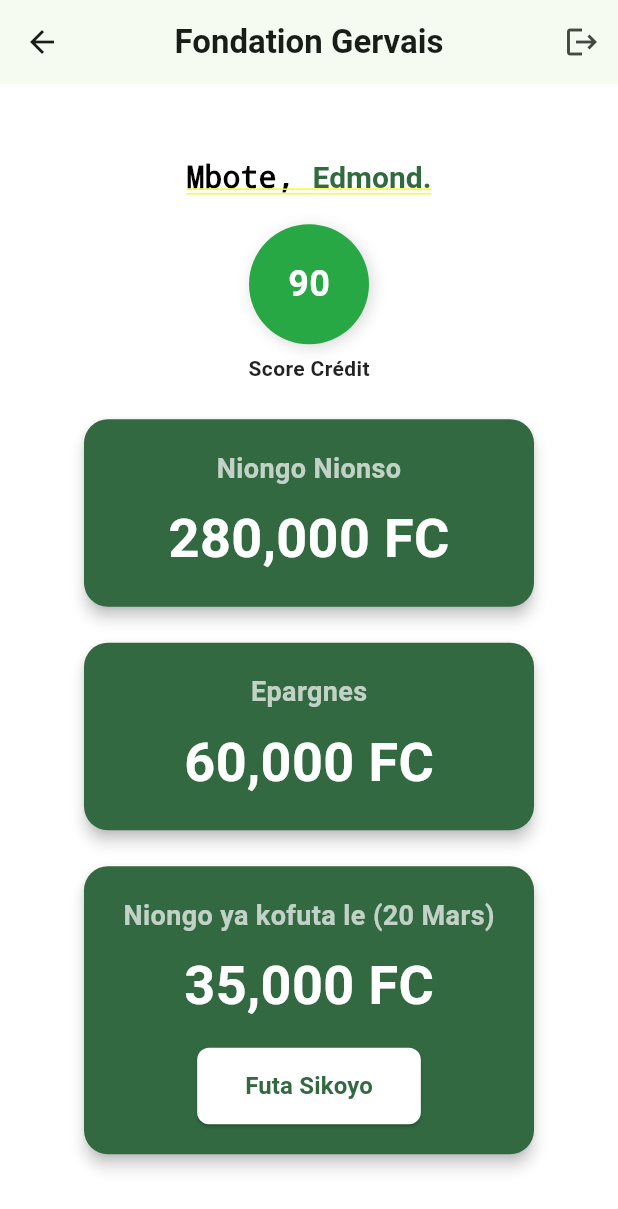
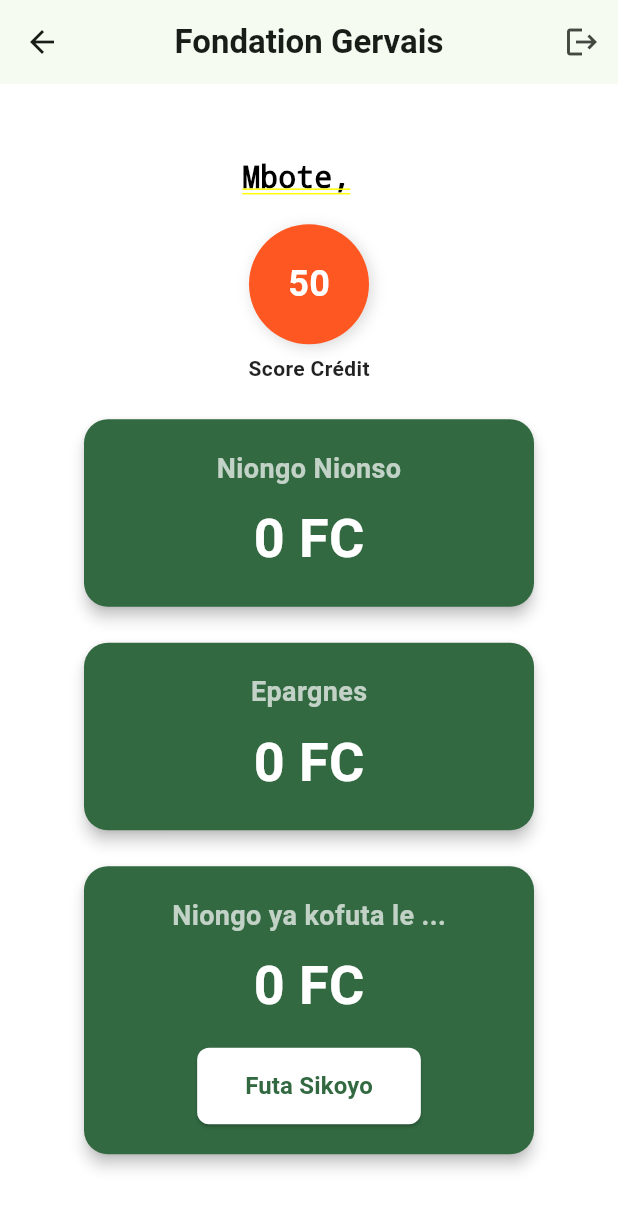
Before and after one commit to EdmondMbadu/kank_user, a Flutter app: the PortalPage screen opened by its route, on a phone screen of 412 x 824 dp. Shown: the top 1209 px of the screen. Run offline on Flutter 3.47's test engine with Material 3 defaults, Android fonts, the light colour scheme and no system bars; our stand-ins replace cloud_firestore, firebase_core; accounts and stored records are empty; Roboto replaces fonts that are missing (Helvetica).

Commit message:
now can fetch the data in the android, next step with ios

```diff
--- a/lib/portal_page.dart
+++ b/lib/portal_page.dart
@@ -3,7 +3,30 @@ import 'package:flutter/material.dart';
 class PortalPage extends StatelessWidget {
   const PortalPage({Key? key}) : super(key: key);
 
-  // Helper function to map credit score to a specific color range
+  // Helper: parse an int from dynamic (handles int or string)
+  int _asInt(dynamic value, [int defaultValue = 0]) {
+    if (value == null) return defaultValue;
+    if (value is int) return value; // Already an int
+    if (value is String) {
+      return int.tryParse(value) ?? defaultValue;
+    }
+    // If it's something else (double, bool, etc.), fallback
+    return defaultValue;
+  }
+
+  // Helper: parse a double from dynamic (handles int, double, or string)
+  double _asDouble(dynamic value, [double defaultValue = 0.0]) {
+    if (value == null) return defaultValue;
+    if (value is double) return value;
+    if (value is int) return value.toDouble();
+    if (value is String) {
+      return double.tryParse(value) ?? defaultValue;
+    }
+    // If it's something else, fallback
+    return defaultValue;
+  }
+
+  // Helper to map credit score to a specific color range
   Color _getScoreColor(int value) {
     if (value < 50) {
       return const Color.fromRGBO(255, 0, 0, 1); // red
@@ -22,11 +45,32 @@ class PortalPage extends StatelessWidget {
 
   @override
   Widget build(BuildContext context) {
-    // Sample data
-    final String remainingBalance = "280,000 FC";
-    final String savings = "60,000 FC";
-    final String minPayment = "35,000 FC";
-    final int creditScore = 90; // e.g., range from 0-100 or 0-999
+    // 1) Grab the client doc data from the route arguments
+    final Map<String, dynamic>? clientData =
+        ModalRoute.of(context)?.settings.arguments as Map<String, dynamic>?;
+
+    // 2) Safely extract fields
+    final firstName = clientData?['firstName'] ?? '';
+    final lastName = clientData?['lastName'] ?? '';
+
+    final creditScore = _asInt(clientData?['creditScore'], 50);
+
+    final amountToPay = _asDouble(clientData?['amountToPay'], 0.0);
+    final savingsVal = _asDouble(clientData?['savings'], 0.0);
+
+    // Payment period range might be string or int
+    final paymentPeriod = _asDouble(clientData?['paymentPeriodRange'], 1.0);
+
+    // Min payment = total debt / paymentPeriod
+    final double minPaymentVal = // Explicit type can also help clarity
+        (paymentPeriod == 0) ? 0.0 : amountToPay / paymentPeriod;
+
+    // Format for display
+    final debtLeftText =
+        '${_formatNumber(amountToPay)} FC'; // Also use interpolation here
+    final savingsText = '${_formatNumber(savingsVal)} FC'; // And here
+    // FIX 2: Use string interpolation instead of +
+    final minPaymentText = '${_formatNumber(minPaymentVal)} FC';
 
     return Scaffold(
       appBar: AppBar(
@@ -39,7 +83,7 @@ class PortalPage extends StatelessWidget {
           IconButton(
             icon: const Icon(Icons.logout),
             onPressed: () {
-              // Navigate back to the login page
+              // Navigate back to login
               Navigator.pushReplacementNamed(context, '/');
             },
           ),
@@ -50,7 +94,7 @@ class PortalPage extends StatelessWidget {
           child: Column(
             mainAxisAlignment: MainAxisAlignment.center,
             children: [
-              // Greeting
+              // Greeting: "Mbote, {firstName lastName}"
               RichText(
                 text: TextSpan(
                   style: DefaultTextStyle.of(
@@ -59,7 +103,7 @@ class PortalPage extends StatelessWidget {
                   children: [
                     const TextSpan(text: "Mbote, "),
                     TextSpan(
-                      text: "Edmond.",
+                      text: "$firstName $lastName",
                       style: TextStyle(
                         color: Theme.of(context).colorScheme.primary,
                         fontWeight: FontWeight.bold,
@@ -70,14 +114,13 @@ class PortalPage extends StatelessWidget {
               ),
               const SizedBox(height: 20),
 
-              // Credit Score Circle + Label
+              // Credit Score Circle
               Column(
                 children: [
                   Container(
                     width: 80,
                     height: 80,
                     decoration: BoxDecoration(
-                      // Dynamically color the circle:
                       color: _getScoreColor(creditScore),
                       shape: BoxShape.circle,
                       boxShadow: [
@@ -94,13 +137,12 @@ class PortalPage extends StatelessWidget {
                         style: const TextStyle(
                           fontSize: 24,
                           fontWeight: FontWeight.bold,
-                          color: Colors.white, // White text for contrast
+                          color: Colors.white,
                         ),
                       ),
                     ),
                   ),
                   const SizedBox(height: 6),
-                  // The label: “Score Crédit”
                   const Text(
                     "Score Crédit",
                     style: TextStyle(
@@ -113,24 +155,23 @@ class PortalPage extends StatelessWidget {
               ),
               const SizedBox(height: 20),
 
-              // Card 1: Niongo (Debt)
+              // Card 1: Niongo Nionso (debt)
               _buildInfoCard(
                 context,
                 title: "Niongo Nionso",
-                amount: remainingBalance,
-                // Optionally include an icon or subtext inside if you like
+                amount: debtLeftText,
               ),
               const SizedBox(height: 16),
 
-              // Card 2: Epargnes (Savings)
-              _buildInfoCard(context, title: "Epargnes", amount: savings),
+              // Card 2: Epargnes (savings)
+              _buildInfoCard(context, title: "Epargnes", amount: savingsText),
               const SizedBox(height: 16),
 
-              // Card 3: Next Payment (Niongo ya kofuta le ...)
+              // Card 3: Next Payment
               _buildNextPaymentCard(
                 context,
-                title: "Niongo ya kofuta le (20 Mars)",
-                amount: minPayment,
+                title: "Niongo ya kofuta le ...",
+                amount: minPaymentText,
               ),
             ],
           ),
@@ -139,7 +180,7 @@ class PortalPage extends StatelessWidget {
     );
   }
 
-  /// Reusable card for Niongo / Epargnes
+  /// Reusable card
   Widget _buildInfoCard(
     BuildContext context, {
     required String title,
@@ -148,7 +189,7 @@ class PortalPage extends StatelessWidget {
     return Card(
       elevation: 4,
       shape: RoundedRectangleBorder(borderRadius: BorderRadius.circular(16)),
-      color: Theme.of(context).colorScheme.primary, // bright green
+      color: Theme.of(context).colorScheme.primary,
       child: Container(
         width: 300,
         padding: const EdgeInsets.symmetric(vertical: 20, horizontal: 16),
@@ -177,7 +218,7 @@ class PortalPage extends StatelessWidget {
     );
   }
 
-  /// Next Payment Card with "Futa Sikoyo" button
+  /// Next Payment Card
   Widget _buildNextPaymentCard(
     BuildContext context, {
     required String title,
@@ -186,7 +227,7 @@ class PortalPage extends StatelessWidget {
     return Card(
       elevation: 4,
       shape: RoundedRectangleBorder(borderRadius: BorderRadius.circular(16)),
-      color: Theme.of(context).colorScheme.primary, // bright green
+      color: Theme.of(context).colorScheme.primary,
       child: Container(
         width: 300,
         padding: const EdgeInsets.symmetric(vertical: 20, horizontal: 16),
@@ -210,8 +251,6 @@ class PortalPage extends StatelessWidget {
               ),
             ),
             const SizedBox(height: 16),
-
-            // "Futa Sikoyo" action button
             ElevatedButton(
               style: ElevatedButton.styleFrom(
                 backgroundColor: Colors.white,
@@ -237,4 +276,14 @@ class PortalPage extends StatelessWidget {
       ),
     );
   }
+
+  /// Quick number formatter
+  String _formatNumber(double value) {
+    // In real apps, prefer using package:intl => NumberFormat("#,###").format(value)
+    final str = value.toStringAsFixed(0);
+    return str.replaceAllMapped(
+      RegExp(r'(\d)(?=(\d{3})+(?!\d))'),
+      (match) => '${match[1]},',
+    );
+  }
 }
--- a/pubspec.yaml
+++ b/pubspec.yaml
@@ -34,6 +34,8 @@ dependencies:
   # The following adds the Cupertino Icons font to your application.
   # Use with the CupertinoIcons class for iOS style icons.
   cupertino_icons: ^1.0.8
+  firebase_core: ^3.13.0
+  cloud_firestore: ^5.6.6  # <-- add this line
 
 dev_dependencies:
   flutter_test:
```
Also changed, not shown: lib/login_page.dart (+95 -13 lines), lib/main.dart (+10 -4 lines), firebase.json (added), lib/firebase_options.dart (added), pubspec.lock, 16 other files.
